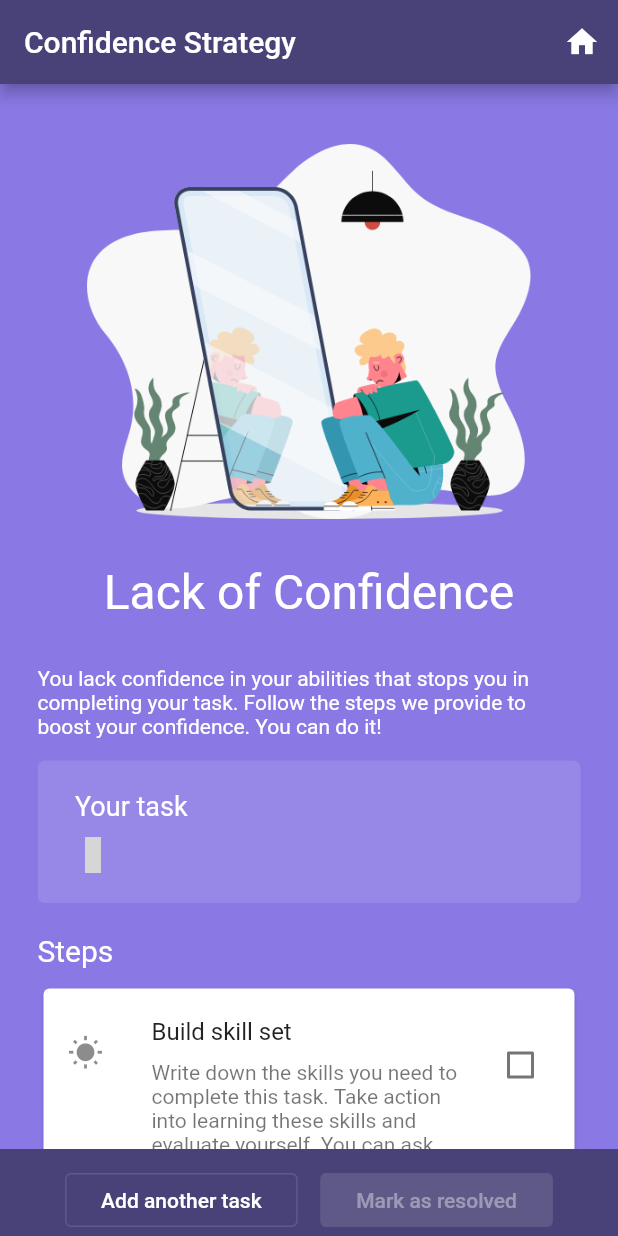
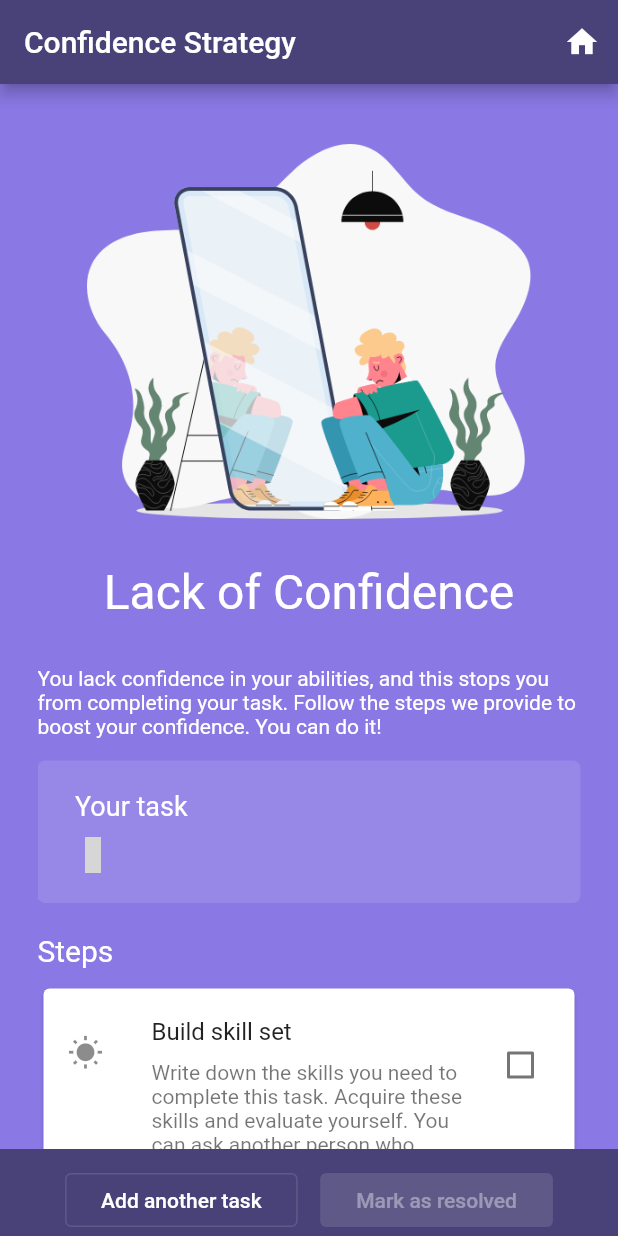
Before and after one commit to LyMc/do-it, a Flutter app: the ConfidenceStrategy screen opened directly with empty values, on a phone screen of 412 x 824 dp. Run offline on Flutter 3.47's test engine with Material 2 defaults, Android fonts, the phone set to English and light mode, and no system bars; our stand-ins replace flutter_svg, get, material_design_icons_flutter; grey boxes are pictures that could not be loaded.

Commit message:
Correct copies

```diff
--- a/lib/models.dart
+++ b/lib/models.dart
@@ -31,7 +31,7 @@ class ConfidenceTask extends Task {
     Step(
         title: 'Build skill set',
         description:
-            'Write down the skills you need to complete this task. Take action into learning these skills and evaluate yourself. You can ask another person mastering these skills to help you.'),
+            'Write down the skills you need to complete this task. Acquire these skills and evaluate yourself. You can ask another person who masters these skills to help you.'),
     Step(
         title: 'Counter negative self-talk',
         description:
--- a/lib/strategies/confidenceStrategy.dart
+++ b/lib/strategies/confidenceStrategy.dart
@@ -38,7 +38,7 @@ class ConfidenceStrategy extends StatelessWidget {
               headerImage,
               ScreenTitle(title: 'Lack of Confidence'),
               Text(
-                  "You lack confidence in your abilities that stops you in completing your task. Follow the steps we provide to boost your confidence. You can do it!"),
+                  "You lack confidence in your abilities, and this stops you from completing your task. Follow the steps we provide to boost your confidence. You can do it!"),
               currentTask,
               Padding(
                 padding: const EdgeInsets.only(bottom: 10),
```
